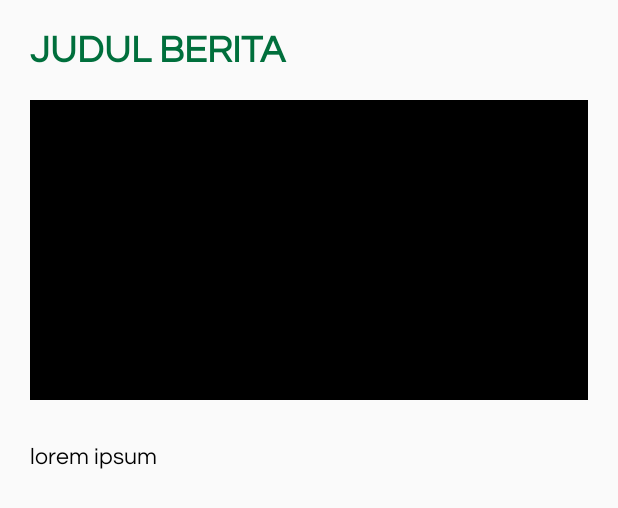
After one commit to rifdahneta/Foodless, an Android app: the layout card_berita.xml on its own in the app's theme, with its tools: preview values and no code run, on a phone screen of 412 x 824 dp. The commit adds this screen. Shown: the top 508 px of the screen. Run offline under Robolectric (Android 15) with nearby library versions, the phone set to English and light mode, and no system bars.

Commit message:
nambahin card isi berita

```diff
--- a/app/src/main/java/pnj/ac/id/foodless/Activity/SplashScreen.java
+++ b/app/src/main/java/pnj/ac/id/foodless/Activity/SplashScreen.java
@@ -33,7 +33,7 @@
 
             @Override
             public void onAnimationEnd(Animation animation) {
-                Intent intent = new Intent(SplashScreen.this, MainActivity.class);
+                Intent intent = new Intent(SplashScreen.this, Login.class);
                 startActivity(intent);
                 finish();
             }
--- a/app/src/main/res/layout/activity_main.xml
+++ b/app/src/main/res/layout/activity_main.xml
@@ -28,6 +28,7 @@
         android:layout_height="56dp"
         android:layout_alignParentBottom="true"
         app:menu="@menu/navigation_items"
+        android:backgroundTint="#ffffff"
         >
 
     </android.support.design.widget.BottomNavigationView>
--- /dev/null
+++ b/app/src/main/res/layout/card_berita.xml
@@ -0,0 +1,42 @@
+<?xml version="1.0" encoding="utf-8"?>
+<android.support.constraint.ConstraintLayout xmlns:android="http://schemas.android.com/apk/res/android"
+    android:layout_width="match_parent"
+    android:layout_height="match_parent"
+    xmlns:app="http://schemas.android.com/apk/res-auto">
+
+    <TextView
+        app:layout_constraintTop_toTopOf="parent"
+        android:layout_margin="20dp"
+        app:layout_constraintStart_toStartOf="parent"
+        android:id="@+id/txtJudulBerita2"
+        android:layout_width="match_parent"
+        android:layout_height="wrap_content"
+        android:text="JUDUL BERITA"
+        android:textSize="25sp"
+        android:textStyle="bold"
+        android:textColor="@color/hijau"
+        />
+
+    <ImageView
+        android:id="@+id/imgBerita2"
+        android:layout_width="match_parent"
+        android:layout_height="200dp"
+        android:layout_margin="20dp"
+        app:layout_constraintTop_toBottomOf="@id/txtJudulBerita2"
+        android:background="@color/hitam"
+        />
+
+    <TextView
+        app:layout_constraintTop_toBottomOf="@id/imgBerita2"
+        android:id="@+id/txtIsiBerita2"
+        android:layout_marginStart="20dp"
+        android:layout_marginEnd="20dp"
+        android:layout_marginTop="30dp"
+        android:layout_width="match_parent"
+        android:layout_height="wrap_content"
+        android:text="lorem ipsum"
+        android:textSize="15sp"
+        android:textColor="@color/hitam"
+        />
+
+</android.support.constraint.ConstraintLayout>
```
